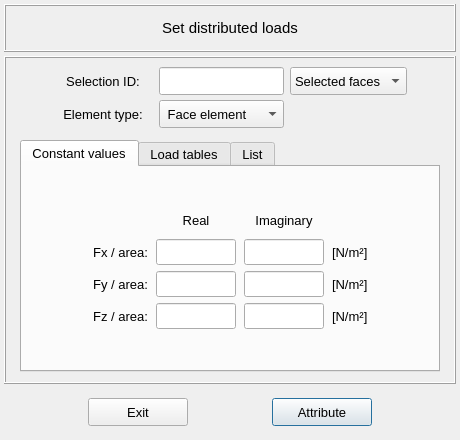
Before: the Qt Designer form vibra/interface/data/ui_files/model/setup/structural/distributed_loads_inputs.ui in MOPT-UFSC/VIBRA, drawn with Qt 5.
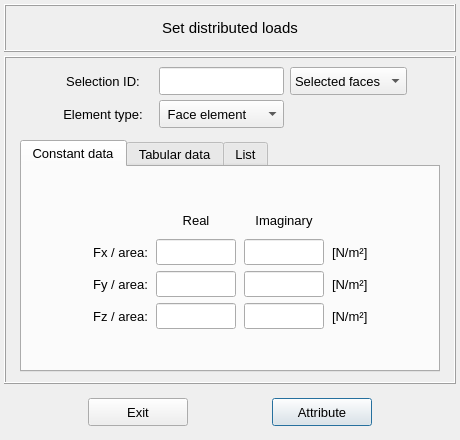
After: the same form once the commit is applied.

```diff
--- a/vibra/interface/data/ui_files/model/setup/structural/distributed_loads_inputs.ui
+++ b/vibra/interface/data/ui_files/model/setup/structural/distributed_loads_inputs.ui
@@ -419,7 +419,7 @@
            </property>
            <widget class="QWidget" name="tab_constant_values">
             <attribute name="title">
-             <string>Constant values</string>
+             <string>Constant data</string>
             </attribute>
             <layout class="QGridLayout" name="gridLayout_12">
              <property name="leftMargin">
@@ -983,7 +983,7 @@
            </widget>
            <widget class="QWidget" name="tab_load_tables">
             <attribute name="title">
-             <string>Load tables</string>
+             <string>Tabular data</string>
             </attribute>
             <layout class="QGridLayout" name="gridLayout_10">
              <property name="leftMargin">
```
Left out of the diff: 8 changed lines with no effect on the pictures.
